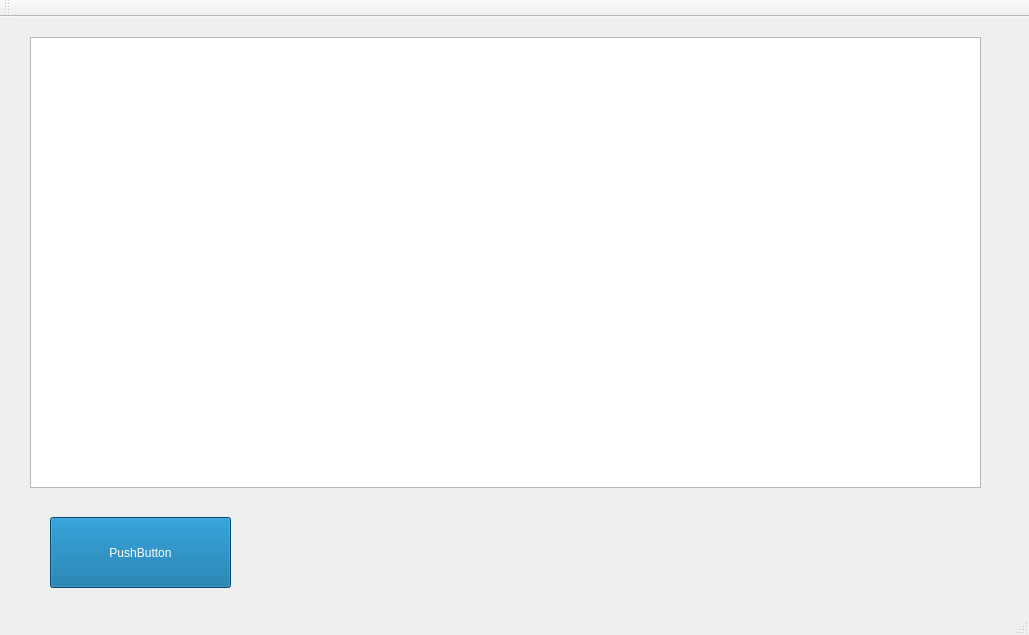
This is config-tool/mainwindow.ui in carstenbru/fpga-log as Qt 5 draws it before an edit. The edited form follows.
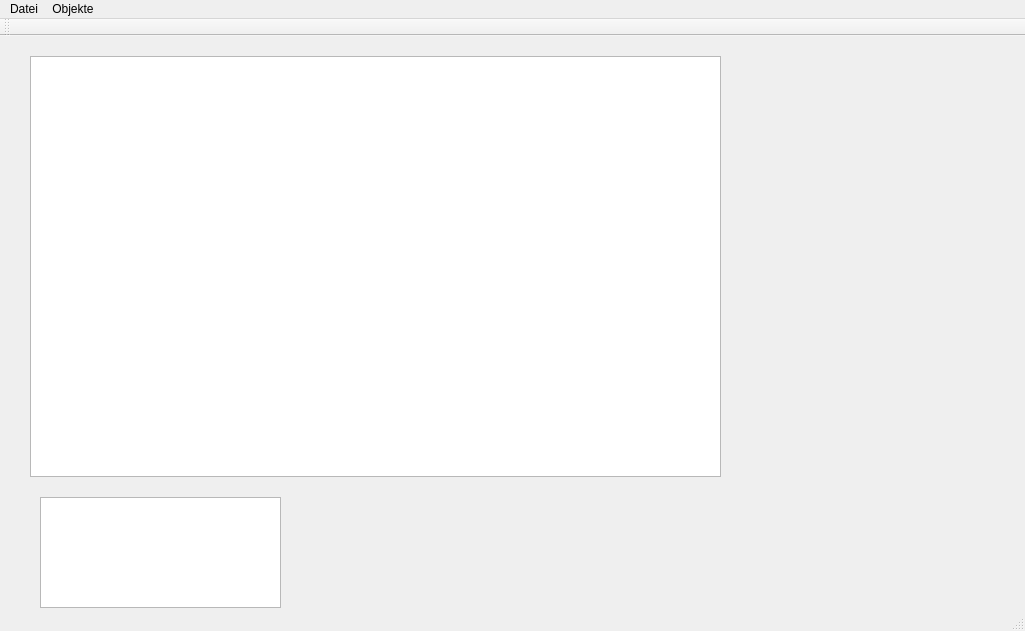
This is the edited form. Icons and pictures are not drawn.

Commit message: config-tool: HeaderParser,datatypes and new object dialog

```diff
--- a/config-tool/mainwindow.ui
+++ b/config-tool/mainwindow.ui
@@ -6,8 +6,8 @@
    <rect>
     <x>0</x>
     <y>0</y>
-    <width>1029</width>
-    <height>635</height>
+    <width>1025</width>
+    <height>631</height>
    </rect>
   </property>
   <property name="windowTitle">
@@ -19,28 +19,20 @@
      <rect>
       <x>30</x>
       <y>20</y>
-      <width>951</width>
-      <height>451</height>
+      <width>691</width>
+      <height>421</height>
      </rect>
     </property>
    </widget>
-   <widget class="QPushButton" name="pushButton">
+   <widget class="QTextBrowser" name="textBrowser">
     <property name="geometry">
      <rect>
-      <x>50</x>
-      <y>500</y>
-      <width>181</width>
-      <height>71</height>
+      <x>40</x>
+      <y>461</y>
+      <width>241</width>
+      <height>111</height>
      </rect>
     </property>
-    <property name="styleSheet">
-     <string notr="true">background-color: #00689d ;
-font: 18pt &quot;Arial&quot;;
-color:white;</string>
-    </property>
-    <property name="text">
-     <string>PushButton</string>
-    </property>
    </widget>
   </widget>
   <widget class="QMenuBar" name="menuBar">
@@ -48,10 +40,30 @@
     <rect>
      <x>0</x>
      <y>0</y>
-     <width>1029</width>
+     <width>1025</width>
      <height>21</height>
     </rect>
    </property>
+   <widget class="QMenu" name="menuFile">
+    <property name="title">
+     <string>Datei</string>
+    </property>
+    <addaction name="actionClose"/>
+   </widget>
+   <widget class="QMenu" name="menuObjects">
+    <property name="tearOffEnabled">
+     <bool>false</bool>
+    </property>
+    <property name="title">
+     <string>Objekte</string>
+    </property>
+    <property name="separatorsCollapsible">
+     <bool>false</bool>
+    </property>
+    <addaction name="actionNewObject"/>
+   </widget>
+   <addaction name="menuFile"/>
+   <addaction name="menuObjects"/>
   </widget>
   <widget class="QToolBar" name="mainToolBar">
    <attribute name="toolBarArea">
```
Left out of the diff: 39 changed lines with no effect on the pictures. The commit also changes 18 other files.
